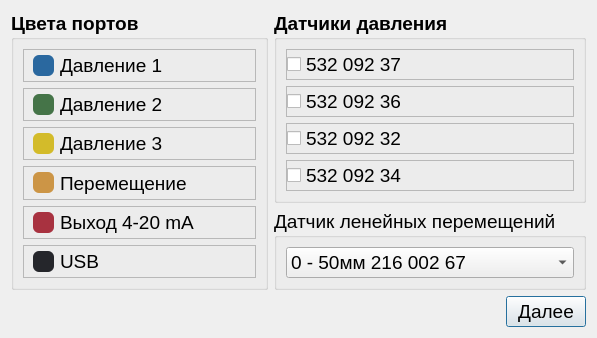
Before: the Qt Designer form NotationWindow.ui in Rekvim/MpiSdk, drawn with Qt 5.
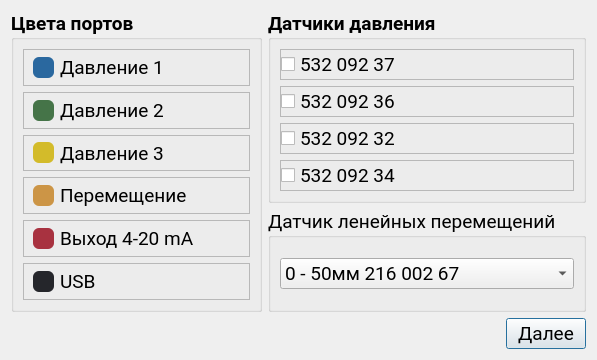
After: the same form once the commit is applied.

Diff of the .ui file:
```diff
--- a/NotationWindow.ui
+++ b/NotationWindow.ui
@@ -7,11 +7,12 @@
     <x>0</x>
     <y>0</y>
     <width>597</width>
-    <height>337</height>
+    <height>360</height>
    </rect>
   </property>
   <property name="font">
    <font>
+    <family>Roboto</family>
     <pointsize>14</pointsize>
    </font>
   </property>
@@ -25,6 +26,7 @@
       <widget class="QGroupBox" name="groupBox_color">
        <property name="font">
         <font>
+         <family>Roboto</family>
          <pointsize>14</pointsize>
          <bold>true</bold>
         </font>
@@ -96,6 +98,7 @@
              </property>
              <property name="font">
               <font>
+               <family>Roboto</family>
                <pointsize>14</pointsize>
                <bold>false</bold>
               </font>
@@ -168,6 +171,7 @@
              </property>
              <property name="font">
               <font>
+               <family>Roboto</family>
                <pointsize>14</pointsize>
                <bold>false</bold>
               </font>
@@ -240,6 +244,7 @@
              </property>
              <property name="font">
               <font>
+               <family>Roboto</family>
                <pointsize>14</pointsize>
                <bold>false</bold>
               </font>
@@ -300,6 +305,7 @@
             <widget class="QLabel" name="label_moving">
              <property name="font">
               <font>
+               <family>Roboto</family>
                <pointsize>14</pointsize>
                <bold>false</bold>
               </font>
@@ -360,6 +366,7 @@
             <widget class="QLabel" name="label_output_4_20_mA">
              <property name="font">
               <font>
+               <family>Roboto</family>
                <pointsize>14</pointsize>
                <bold>false</bold>
               </font>
@@ -420,6 +427,7 @@
             <widget class="QLabel" name="label_usb">
              <property name="font">
               <font>
+               <family>Roboto</family>
                <pointsize>14</pointsize>
                <bold>false</bold>
               </font>
@@ -441,6 +449,7 @@
         <widget class="QGroupBox" name="groupBox_pressureSensors">
          <property name="font">
           <font>
+           <family>Roboto</family>
            <pointsize>14</pointsize>
            <bold>true</bold>
           </font>
@@ -474,6 +483,7 @@
               <widget class="QCheckBox" name="checkBox_pressureSensor_4">
                <property name="font">
                 <font>
+                 <family>Roboto</family>
                  <pointsize>14</pointsize>
                  <bold>false</bold>
                 </font>
@@ -511,6 +521,7 @@
               <widget class="QCheckBox" name="checkBox_pressureSensor_3">
                <property name="font">
                 <font>
+                 <family>Roboto</family>
                  <pointsize>14</pointsize>
                  <bold>false</bold>
                 </font>
@@ -548,6 +559,7 @@
               <widget class="QCheckBox" name="checkBox_pressureSensor_1">
                <property name="font">
                 <font>
+                 <family>Roboto</family>
                  <pointsize>14</pointsize>
                  <bold>false</bold>
                 </font>
@@ -585,6 +597,7 @@
               <widget class="QCheckBox" name="checkBox_pressureSensor_2">
                <property name="font">
                 <font>
+                 <family>Roboto</family>
                  <pointsize>14</pointsize>
                  <bold>false</bold>
                 </font>
@@ -610,6 +623,7 @@
            <widget class="QComboBox" name="comboBox_movings">
             <property name="font">
              <font>
+              <family>Roboto</family>
               <pointsize>14</pointsize>
              </font>
             </property>
@@ -643,6 +657,7 @@
       <spacer name="horizontalSpacer">
        <property name="font">
         <font>
+         <family>Roboto</family>
          <pointsize>11</pointsize>
         </font>
        </property>
@@ -664,6 +679,7 @@
        </property>
        <property name="font">
         <font>
+         <family>Roboto</family>
          <pointsize>14</pointsize>
         </font>
        </property>
```
